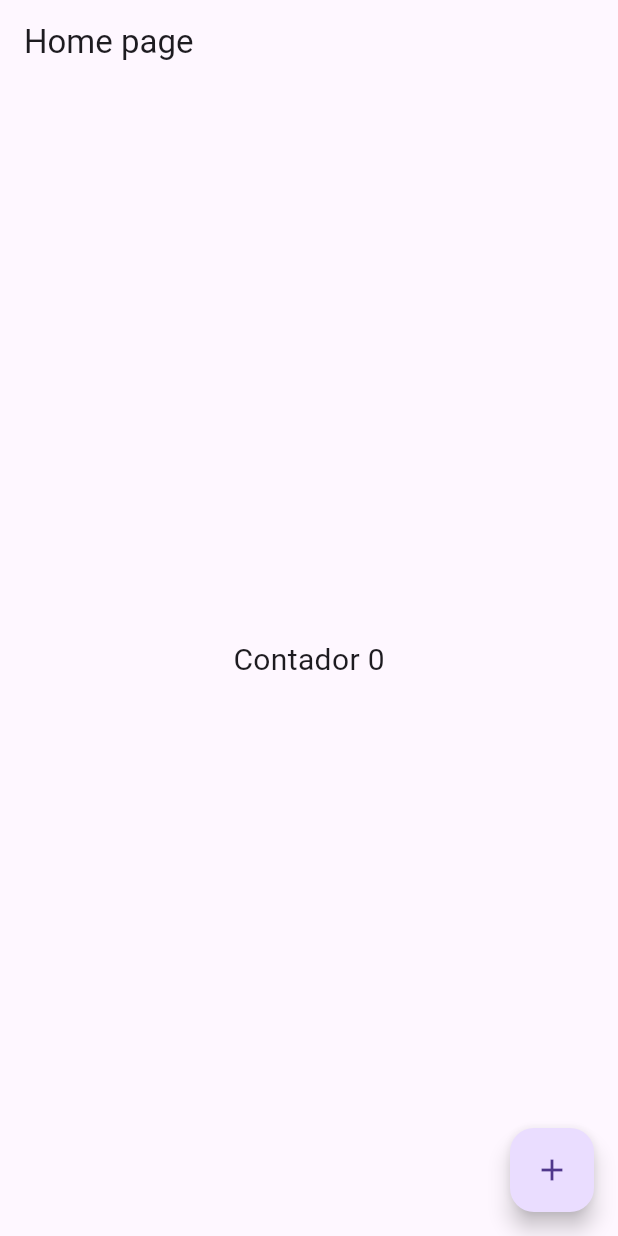
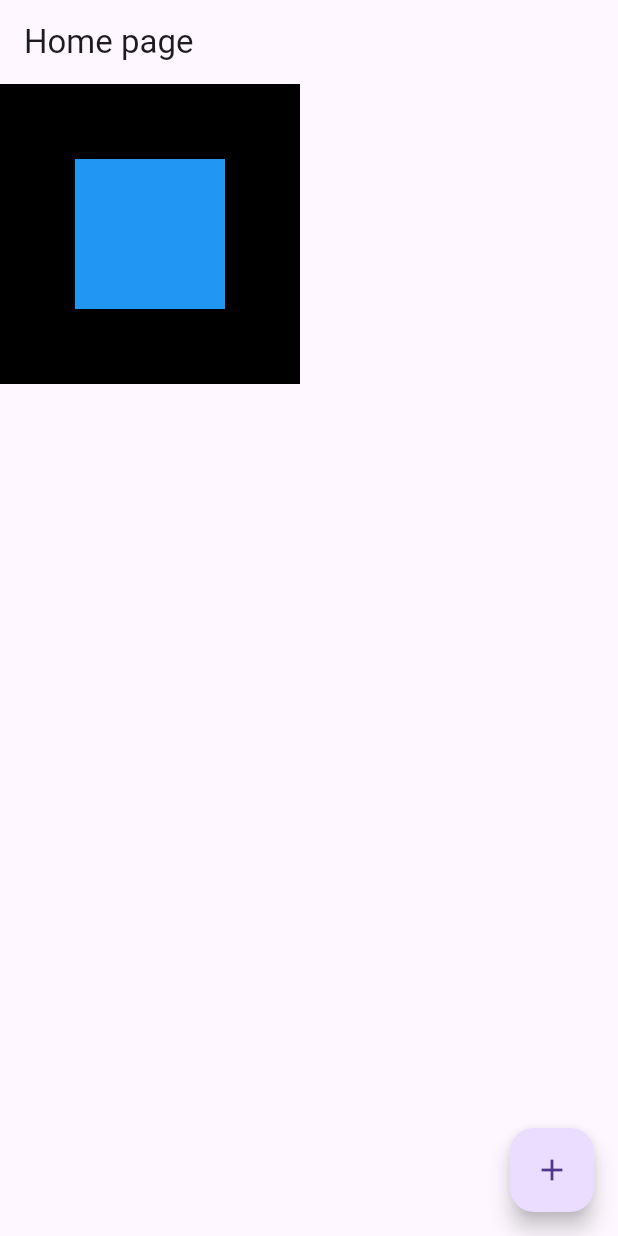
Before and after one commit to MatheusHenry2/Flutter-studies, a Flutter app: the screen it shows after launch, on a phone screen of 412 x 824 dp. Run offline on Flutter 3.47's test engine with Material 3 defaults, Android fonts, the phone set to English and light mode, and no system bars.

Commit message:
Single render and multi render class 11

```diff
--- a/lib/home_page.dart
+++ b/lib/home_page.dart
@@ -16,14 +16,12 @@ class HomePageState extends State<HomePage> {
     return Scaffold(
       appBar: AppBar(title: Text('Home page')),
 
-      body: Center(
-        child: GestureDetector(
-          child: Text('Contador $count', style: TextStyle(fontSize: 20)),
-          onTap: () {
-            setState(() {
-              count++;
-            });
-          },
+      body: Container(
+        height: 200,
+        width: 200,
+        color: Colors.black,
+        child: Center(
+          child: Container(height: 100, width: 100, color: Colors.blue),
         ),
       ),
       floatingActionButton: FloatingActionButton(
```
